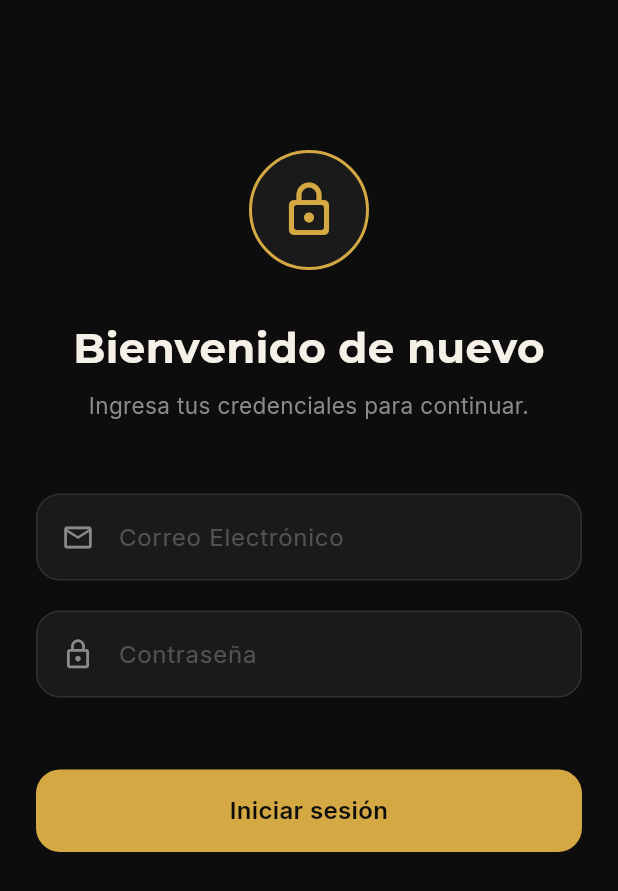
After one commit to Apaez200/Tanda-Front, a Flutter app: the LoginScreen screen opened by its route, on a phone screen of 412 x 824 dp. The commit adds this screen. Shown: the top 891 px of the screen. Run offline on Flutter 3.47's test engine with Material 3 defaults, Android fonts, the phone set to English and light mode, and no system bars; our stand-ins replace animate_do, confetti, go_router, google_fonts.

Commit message:
feat: cambios en diseño

```diff
--- a/lib/core/router/app_router.dart
+++ b/lib/core/router/app_router.dart
@@ -9,6 +9,7 @@ import '../../presentation/screens/frozen/frozen_screen.dart';
 import '../../presentation/screens/history/history_screen.dart';
 import '../../presentation/screens/onboarding/onboarding_screen.dart';
 import '../../presentation/screens/splash/splash_screen.dart';
+import '../../presentation/screens/login/login_screen.dart';
 
 final GoRouter appRouter = GoRouter(
   initialLocation: '/splash',
@@ -16,6 +17,10 @@ final GoRouter appRouter = GoRouter(
     GoRoute(
       path: '/splash',
       pageBuilder: (ctx, state) => _fade(const SplashScreen()),
+    ),
+    GoRoute(
+      path: '/login',
+      pageBuilder: (ctx, state) => _fade(const LoginScreen()),
     ),
     GoRoute(
       path: '/onboarding',
--- /dev/null
+++ b/lib/presentation/screens/login/login_screen.dart
@@ -0,0 +1,151 @@
+import 'dart:async';
+
+import 'package:animate_do/animate_do.dart';
+import 'package:flutter/material.dart';
+import 'package:go_router/go_router.dart';
+
+import '../../../core/theme/app_colors.dart';
+import '../../../core/theme/app_text_styles.dart';
+import '../../widgets/custom_button.dart';
+
+class LoginScreen extends StatefulWidget {
+  const LoginScreen({super.key});
+
+  @override
+  State<LoginScreen> createState() => _LoginScreenState();
+}
+
+class _LoginScreenState extends State<LoginScreen> {
+  bool _loading = false;
+
+  void _login() async {
+    setState(() => _loading = true);
+    // Simulate network delay
+    await Future.delayed(const Duration(milliseconds: 1500));
+    if (mounted) context.go('/dashboard');
+  }
+
+  @override
+  Widget build(BuildContext context) {
+    return Scaffold(
+      backgroundColor: darkBg,
+      body: SafeArea(
+        child: SingleChildScrollView(
+          padding: const EdgeInsets.symmetric(horizontal: 24, vertical: 40),
+          child: Column(
+            crossAxisAlignment: CrossAxisAlignment.stretch,
+            children: [
+              const SizedBox(height: 60),
+              FadeInDown(
+                duration: const Duration(milliseconds: 600),
+                child: Center(
+                  child: Container(
+                    width: 80,
+                    height: 80,
+                    decoration: BoxDecoration(
+                      color: cardBg,
+                      shape: BoxShape.circle,
+                      border: Border.all(color: accentGold, width: 2),
+                    ),
+                    child: const Icon(
+                      Icons.lock_outline_rounded,
+                      color: accentGold,
+                      size: 40,
+                    ),
+                  ),
+                ),
+              ),
+              const SizedBox(height: 32),
+              FadeInUp(
+                duration: const Duration(milliseconds: 600),
+                child: Text(
+                  'Bienvenido de nuevo',
+                  style: titleBold(28),
+                  textAlign: TextAlign.center,
+                ),
+              ),
+              const SizedBox(height: 8),
+              FadeInUp(
+                duration: const Duration(milliseconds: 600),
+                delay: const Duration(milliseconds: 100),
+                child: Text(
+                  'Ingresa tus credenciales para continuar.',
+                  style: bodyText(15, color: softGray),
+                  textAlign: TextAlign.center,
+                ),
+              ),
+              const SizedBox(height: 48),
+              FadeInUp(
+                duration: const Duration(milliseconds: 600),
+                delay: const Duration(milliseconds: 200),
+                child: const _CustomTextField(
+                  label: 'Correo Electrónico',
+                  icon: Icons.email_outlined,
+                  keyboardType: TextInputType.emailAddress,
+                ),
+              ),
+              const SizedBox(height: 20),
+              FadeInUp(
+                duration: const Duration(milliseconds: 600),
+                delay: const Duration(milliseconds: 300),
+                child: const _CustomTextField(
+                  label: 'Contraseña',
+                  icon: Icons.lock_outline,
+                  obscureText: true,
+                ),
+              ),
+              const SizedBox(height: 48),
+              FadeInUp(
+                duration: const Duration(milliseconds: 600),
+                delay: const Duration(milliseconds: 400),
+                child: CustomButton(
+                  label: 'Iniciar sesión',
+                  onPressed: _login,
+                  loading: _loading,
+                  fullWidth: true,
+                ),
+              ),
+            ],
+          ),
+        ),
+      ),
+    );
+  }
+}
+
+class _CustomTextField extends StatelessWidget {
+  final String label;
+  final IconData icon;
+  final bool obscureText;
+  final TextInputType? keyboardType;
+
+  const _CustomTextField({
+    required this.label,
+    required this.icon,
+    this.obscureText = false,
+    this.keyboardType,
+  });
+
+  @override
+  Widget build(BuildContext context) {
+    return Container(
+      decoration: BoxDecoration(
+        color: cardBg,
+        borderRadius: BorderRadius.circular(16),
+        border: Border.all(color: softGray.withOpacity(0.2)),
+      ),
+      padding: const EdgeInsets.symmetric(horizontal: 16, vertical: 4),
+      child: TextField(
+        obscureText: obscureText,
+        keyboardType: keyboardType,
+        style: bodyText(16, color: offWhite),
+        decoration: InputDecoration(
+          icon: Icon(icon, color: softGray, size: 22),
+          border: InputBorder.none,
+          hintText: label,
+          hintStyle: bodyText(16, color: softGray.withOpacity(0.5)),
+        ),
+      ),
+    );
+  }
+}
--- a/lib/presentation/screens/onboarding/onboarding_screen.dart
+++ b/lib/presentation/screens/onboarding/onboarding_screen.dart
@@ -47,7 +47,7 @@ class _OnboardingScreenState extends State<OnboardingScreen> {
   void _connect() async {
     setState(() => _loading = true);
     await Future.delayed(const Duration(milliseconds: 1500));
-    if (mounted) context.go('/dashboard');
+    if (mounted) context.go('/login');
   }
 
   @override
```
Also changed, not shown: lib/presentation/screens/claim/claim_screen.dart (+12 -3 lines), lib/presentation/screens/dashboard/dashboard_screen.dart (+20 -8 lines), lib/presentation/screens/deposit/deposit_screen.dart (+17 -3 lines).
